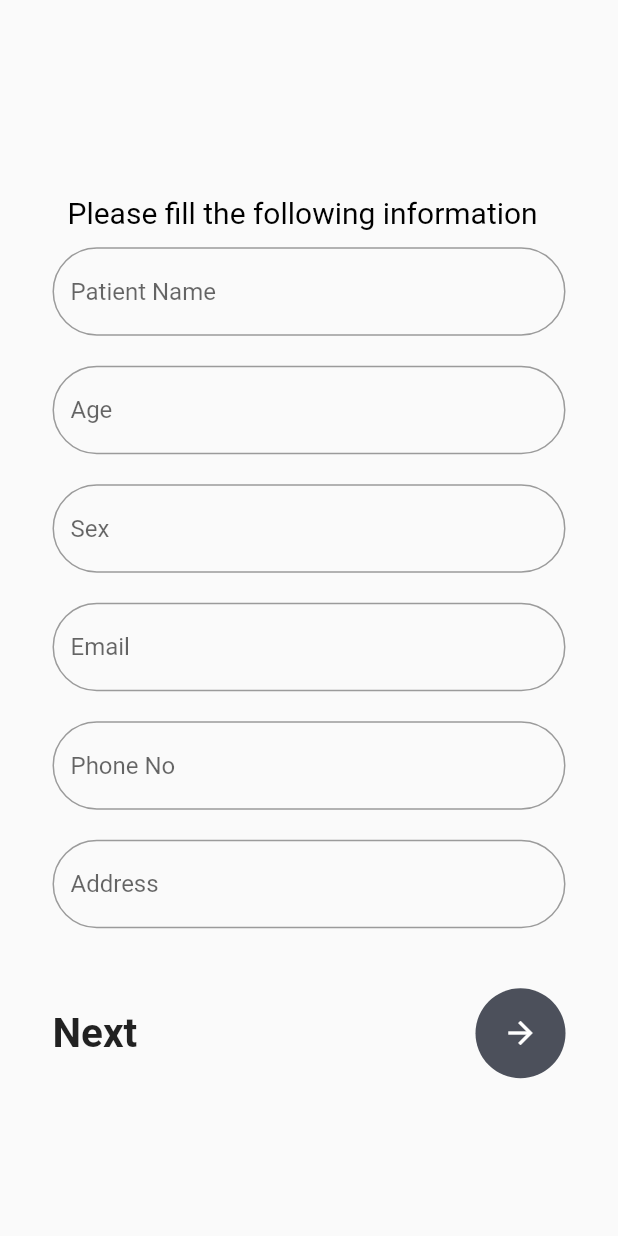
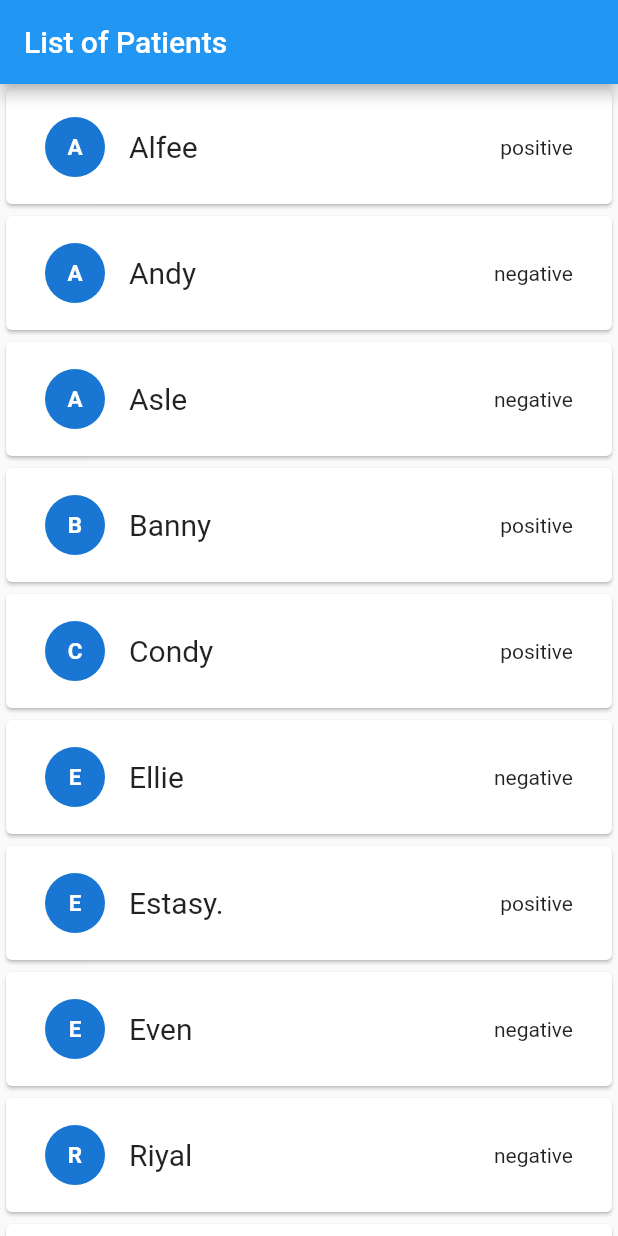
Before and after one commit to GolamMorshed/DR-system, a Flutter app: the screen it shows after launch, on a phone screen of 412 x 824 dp. Run offline on Flutter 3.47's test engine with Material 2 defaults, Android fonts, the phone set to English and light mode, and no system bars.

```diff
--- a/lib/main.dart
+++ b/lib/main.dart
@@ -2,6 +2,7 @@ import 'package:dr_system/screens/add_patients.dart';
 import 'package:dr_system/screens/dashboard.dart';
 import 'package:dr_system/screens/get_result.dart';
 import 'package:dr_system/screens/home_screen.dart';
+import 'package:dr_system/screens/patients_list.dart';
 import 'package:dr_system/screens/registration.dart';
 import 'package:dr_system/screens/capture_picture.dart';
 import 'package:flutter/material.dart';
@@ -9,7 +10,7 @@ import 'package:flutter/material.dart';
 void main() {
   runApp(MaterialApp(
     debugShowCheckedModeBanner: false,
-    initialRoute: "add_patients",
+    initialRoute: "patients_list",
     routes: {
       'login': (context) =>  HomeScreen(),
       'registration': (context) =>  Registration(),
@@ -17,6 +18,7 @@ void main() {
       'add_patients': (context)  => AddPatients(),
       'capture_image': (context)  => CaptureImage(),
       'get_result': (context)  => GetResult(),
+      'patients_list': (context)  => PatientsList(),
     }
   ));
 }
--- /dev/null
+++ b/lib/screens/CompanyStocks.dart
@@ -0,0 +1,6 @@
+class CompanyStocks {
+  String name;
+  String price;
+
+  CompanyStocks({this.name,this.price});
+}
--- /dev/null
+++ b/lib/screens/patients_list.dart
@@ -0,0 +1,79 @@
+import 'package:flutter/material.dart';
+import 'CompanyStocks.dart';
+
+
+class PatientsList extends StatefulWidget {
+  @override
+  _PatientsListState createState() => _PatientsListState();
+}
+
+class _PatientsListState extends State<PatientsList> {
+  List stocksList = [
+    CompanyStocks(name: "Alfee", price: "positive"),
+    CompanyStocks(name: "Andy", price: "negative"),
+    CompanyStocks(name: "Asle ", price: "negative"),
+    CompanyStocks(name: "Banny", price: "positive"),
+    CompanyStocks(name: "Condy", price: "positive"),
+    CompanyStocks(name: "Ellie", price: "negative"),
+    CompanyStocks(name: "Estasy.", price: "positive"),
+    CompanyStocks(name: "Even", price: "negative"),
+    CompanyStocks(name: "Riyal", price: "negative"),
+    CompanyStocks(name: "Robin.", price: "positive"),
+    CompanyStocks(name: "Rihad", price: "positive"),
+    CompanyStocks(name: "Sandy",price: "negative"),
+    CompanyStocks(name: "Seffu", price: "negative"),
+    CompanyStocks(name: "Jack", price: "positive"),
+    CompanyStocks(name: "Jacky", price: "negative"),
+    CompanyStocks(name: "yummen", price: "positive")
+  ];
+
+  @override
+  Widget build(BuildContext context) {
+    return MaterialApp(
+      home: Scaffold(
+        appBar: AppBar(
+          title: Text("List of Patients"),
+        ),
+        body: ListView.builder(
+          itemCount: stocksList.length,
+          itemBuilder: (context, index) {
+
+            return Card(
+              child: GestureDetector(
+
+                onTap: (){
+                 //Navigator.push(context, 'login');
+                 //  Navigator.push(
+                 //    context,
+                 //    MaterialPageRoute(builder: (context) => login(item: _itemList[index])),
+                 //  );
+                },
+                child: Padding(
+                  padding: EdgeInsets.all(10),
+
+                  child: ListTile(
+                    title: Text(
+                      stocksList[index].name,
+                      style: TextStyle(
+                        fontSize: 20,
+                      ),
+                    ),
+                    leading: CircleAvatar(
+                      child: Text(
+                        stocksList[index].name[0],
+                        style:
+                        TextStyle(fontSize: 15, fontWeight: FontWeight.bold),
+                      ),
+                    ),
+                    trailing: Text("\ ${stocksList[index].price}"),
+
+                  ),
+                ),
+              ),
+            );
+          },
+        ),
+      ),
+    );
+  }
+}
```
